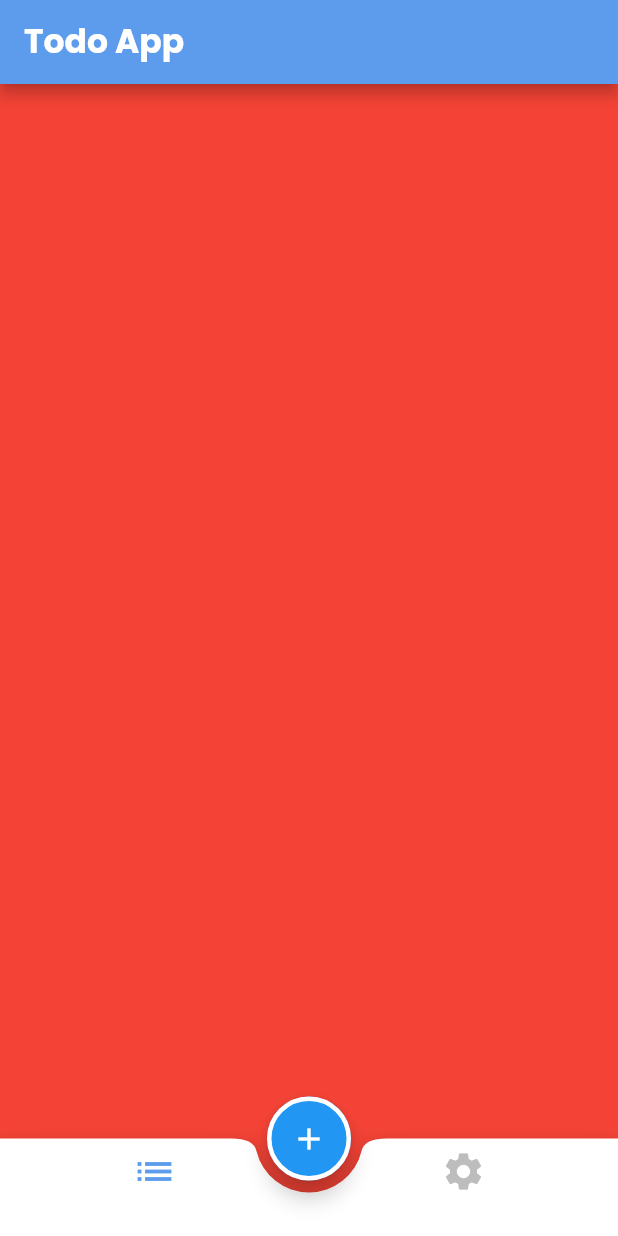
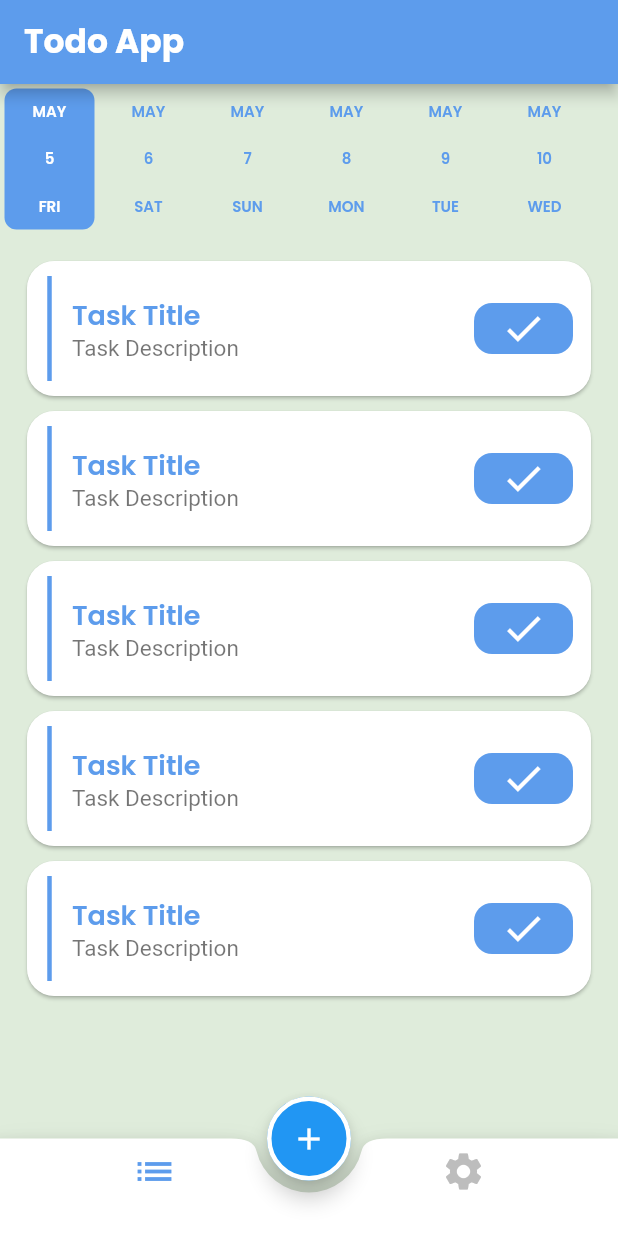
Before and after one commit to mohamedhamouda7897/todo_c8_friday, a Flutter app: the screen it shows after launch, on a phone screen of 412 x 824 dp. Run offline on Flutter 3.47's test engine with Material 2 defaults, Android fonts, the phone set to English and light mode, and no system bars; drawn by our look-alikes of date_picker_timeline, flutter_slidable; our stand-ins replace google_fonts.

Commit message:
finish task tab ui

```diff
--- a/lib/screens/tasks.dart
+++ b/lib/screens/tasks.dart
@@ -1,12 +1,52 @@
+import 'package:date_picker_timeline/date_picker_timeline.dart';
 import 'package:flutter/material.dart';
+import 'package:todo_c8_friday/screens/widgets/task_widget.dart';
 
-class TaskScreen extends StatelessWidget {
+class TaskScreen extends StatefulWidget {
   const TaskScreen({Key? key}) : super(key: key);
 
   @override
+  State<TaskScreen> createState() => _TaskScreenState();
+}
+
+class _TaskScreenState extends State<TaskScreen> {
+  DateTime date = DateTime.now();
+
+  @override
   Widget build(BuildContext context) {
-    return Container(
-      color: Colors.red,
+    return Column(
+      children: [
+        DatePicker(
+          DateTime.now(),
+          initialSelectedDate: DateTime.now(),
+          selectionColor: Theme.of(context).primaryColor,
+          selectedTextColor: Colors.white,
+          height: 100,
+          dateTextStyle: TextStyle(fontSize: 10),
+          dayTextStyle: TextStyle(fontSize: 10),
+          monthTextStyle: TextStyle(fontSize: 10),
+          onDateChange: (newDate) {
+            // New date selected
+            setState(() {
+              date = newDate;
+            });
+          },
+        ),
+        SizedBox(
+          height: 18,
+        ),
+        Expanded(
+          child: ListView.separated(
+            separatorBuilder: (context, index) => SizedBox(
+              height: 10,
+            ),
+            itemBuilder: (context, index) {
+              return TaskWidget();
+            },
+            itemCount: 5,
+          ),
+        )
+      ],
     );
   }
 }
--- /dev/null
+++ b/lib/screens/widgets/task_widget.dart
@@ -0,0 +1,76 @@
+import 'package:flutter/material.dart';
+import 'package:flutter_slidable/flutter_slidable.dart';
+
+class TaskWidget extends StatelessWidget {
+  const TaskWidget({Key? key}) : super(key: key);
+
+  @override
+  Widget build(BuildContext context) {
+    return Slidable(
+      startActionPane: ActionPane(motion: DrawerMotion(), children: [
+        SlidableAction(
+          borderRadius: BorderRadius.only(
+              topLeft: Radius.circular(12), bottomLeft: Radius.circular(12)),
+          backgroundColor: Colors.red,
+          onPressed: (context) {},
+          icon: Icons.delete,
+          label: "Delete",
+        ),
+        SlidableAction(
+          backgroundColor: Theme.of(context).primaryColor,
+          onPressed: (context) {},
+          icon: Icons.edit,
+          label: "Edit",
+        ),
+      ]),
+      child: SizedBox(
+        height: 90,
+        child: Card(
+          shape:
+              RoundedRectangleBorder(borderRadius: BorderRadius.circular(18)),
+          margin: EdgeInsets.symmetric(horizontal: 18),
+          child: Row(
+            crossAxisAlignment: CrossAxisAlignment.center,
+            mainAxisAlignment: MainAxisAlignment.start,
+            children: [
+              SizedBox(
+                height: 70,
+                child: VerticalDivider(
+                  width: 30,
+                  thickness: 3,
+                  color: Theme.of(context).primaryColor,
+                ),
+              ),
+              Column(
+                mainAxisAlignment: MainAxisAlignment.center,
+                crossAxisAlignment: CrossAxisAlignment.start,
+                children: [
+                  Text(
+                    "Task Title",
+                    style: Theme.of(context).textTheme.bodyMedium,
+                  ),
+                  Text(
+                    "Task Description",
+                    style: Theme.of(context).textTheme.bodySmall,
+                  ),
+                ],
+              ),
+              Spacer(),
+              Container(
+                  margin: EdgeInsets.only(right: 12),
+                  padding: EdgeInsets.symmetric(horizontal: 18, vertical: 2),
+                  decoration: BoxDecoration(
+                      borderRadius: BorderRadius.circular(12),
+                      color: Theme.of(context).primaryColor),
+                  child: Icon(
+                    Icons.done,
+                    size: 30,
+                    color: Colors.white,
+                  ))
+            ],
+          ),
+        ),
+      ),
+    );
+  }
+}
--- a/pubspec.yaml
+++ b/pubspec.yaml
@@ -36,6 +36,8 @@ dependencies:
   # Use with the CupertinoIcons class for iOS style icons.
   cupertino_icons: ^1.0.2
   google_fonts: ^4.0.4
+  date_picker_timeline: ^1.2.3
+  flutter_slidable: ^3.0.0
 
 dev_dependencies:
   flutter_test:
```
Also changed, not shown: pubspec.lock.
